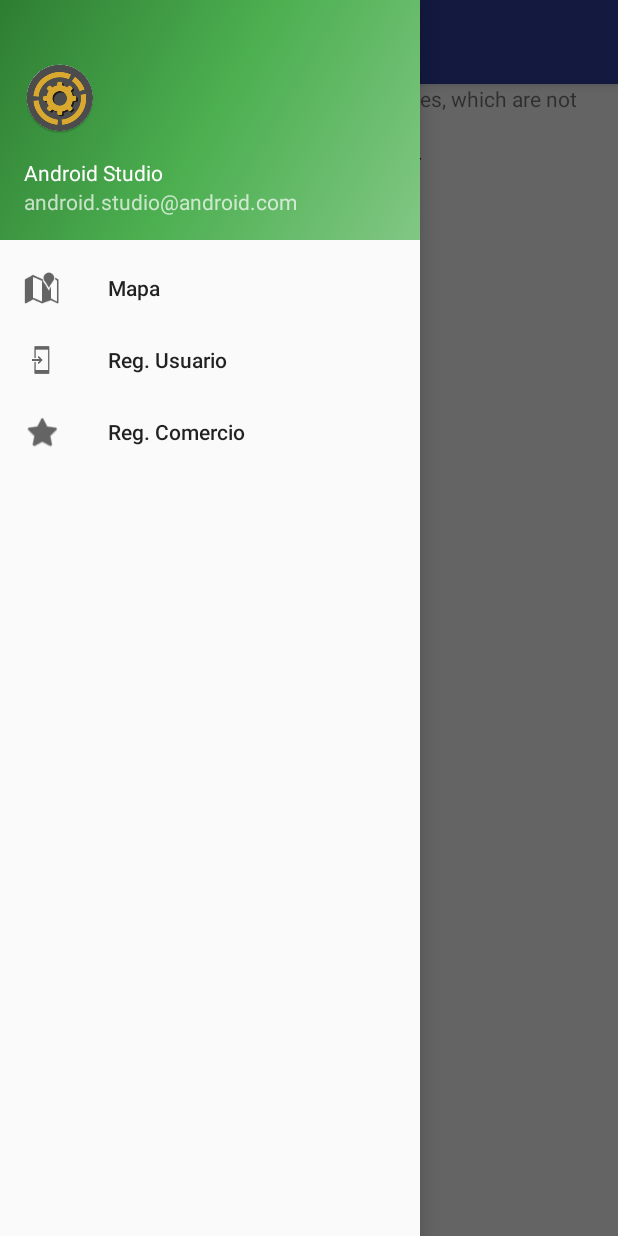
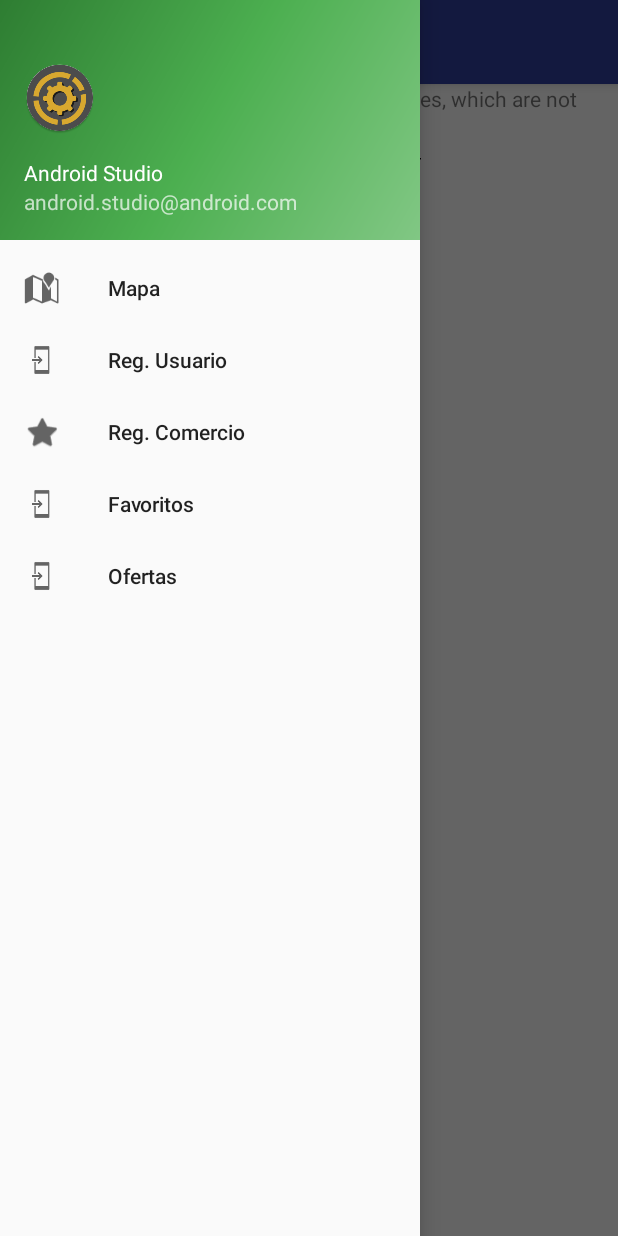
Before and after one commit to PINUPV/FoundIT-1, an Android app: the screen it shows after launch (MainFoundit), with the side drawer open, on a phone screen of 412 x 824 dp. Run offline under Robolectric (Android 15) with nearby library versions, the phone set to English and light mode, and no system bars.

Commit message:
añadidos al menú favoritos y ofertas

```diff
--- a/app/src/main/java/foundit/foundit/MainFoundit.java
+++ b/app/src/main/java/foundit/foundit/MainFoundit.java
@@ -11,6 +11,8 @@ import android.support.v7.app.AppCompatActivity;
 import android.support.v7.widget.Toolbar;
 import android.view.Menu;
 import android.view.MenuItem;
+
+import layout.frag_ofertas;
 
 public class MainFoundit extends AppCompatActivity
         implements NavigationView.OnNavigationItemSelectedListener {
@@ -85,6 +87,10 @@ public class MainFoundit extends AppCompatActivity
             fragmentManager.beginTransaction().replace(R.id.ContainFoundit, new FragRegistro_Usuario()).commit();
         } else if (id == R.id.nav_RegComer) {
             fragmentManager.beginTransaction().replace(R.id.ContainFoundit, new FragRegistro_Comercio()).commit();
+        } else if (id == R.id.nav_fav) {
+                fragmentManager.beginTransaction().replace(R.id.ContainFoundit, new frag_favoritos()).commit();
+        } else if (id == R.id.nav_ofertas) {
+            fragmentManager.beginTransaction().replace(R.id.ContainFoundit, new frag_ofertas()).commit();
         } else if (id == R.id.nav_manage) {
 
         } else if (id == R.id.nav_share) {
--- a/app/src/main/res/menu/activity_main_foundit_drawer.xml
+++ b/app/src/main/res/menu/activity_main_foundit_drawer.xml
@@ -14,6 +14,14 @@
             android:id="@+id/nav_RegComer"
             android:icon="@android:drawable/btn_star"
             android:title="@string/RegComer" />
+        <item
+            android:id="@+id/nav_fav"
+            android:icon="@drawable/common_full_open_on_phone"
+            android:title="Favoritos" />
+        <item
+            android:id="@+id/nav_ofertas"
+            android:icon="@drawable/common_full_open_on_phone"
+            android:title="Ofertas" />
         <item
             android:id="@+id/nav_manage"
             android:icon="@drawable/ic_menu_manage"
```
Also changed, not shown: app/src/main/java/ListaDeFavoritos/ListaDeFavoritos.java (deleted, +0 -8 lines), app/src/main/java/foundit/foundit/frag_favoritos.java (added, +41 -0 lines), app/src/main/res/layout/fragment_frag_favoritos.xml (added, +33 -0 lines).
